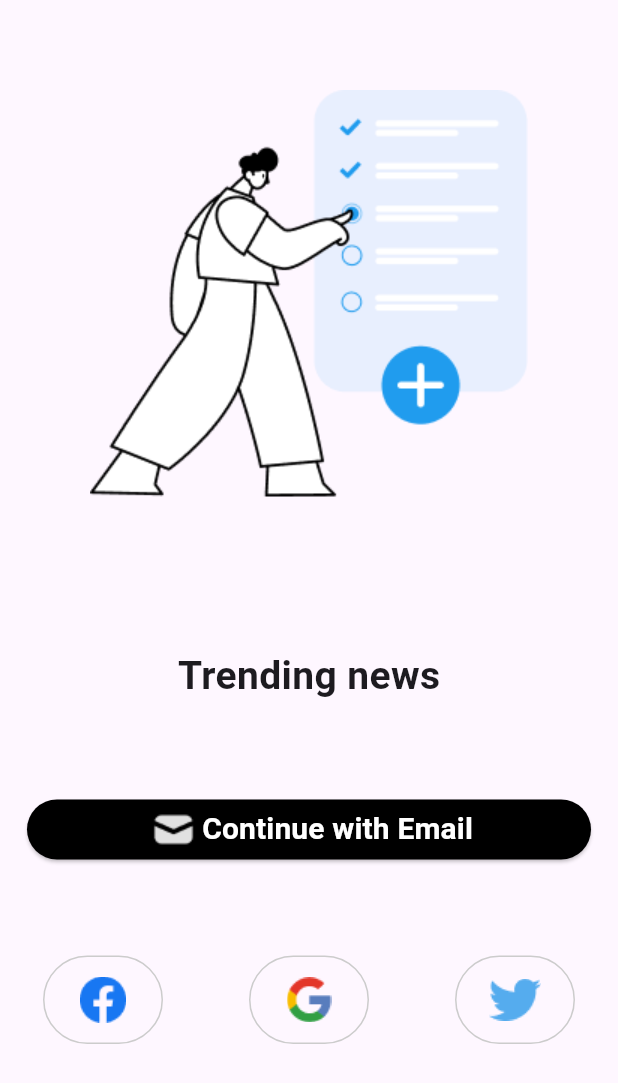
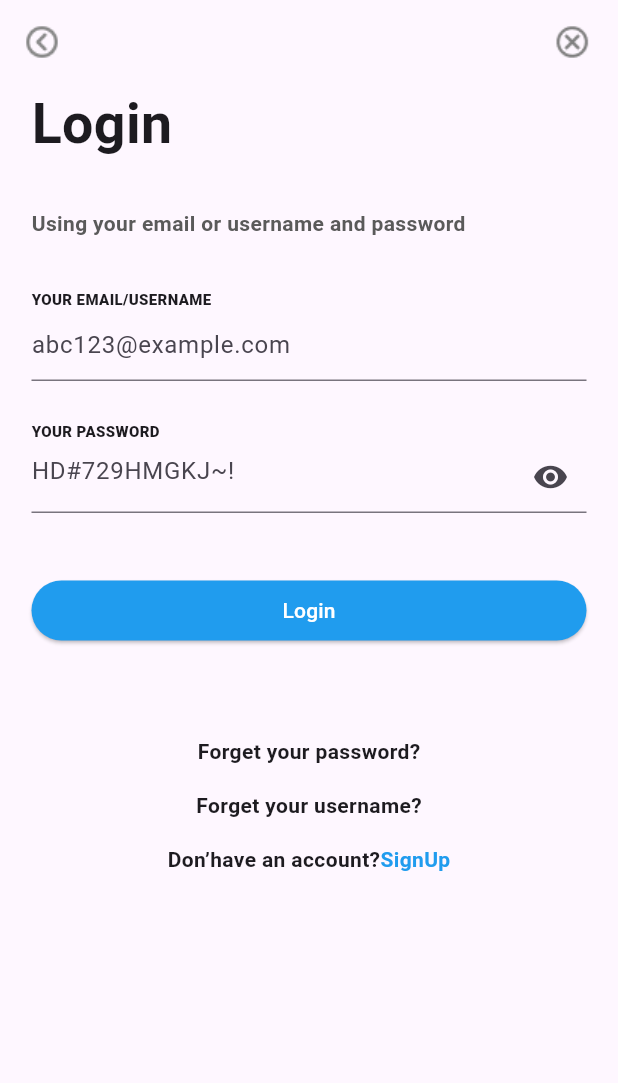
Before and after one commit to MuhammadAliKust/AmmarProject, a Flutter app: the screen it shows after launch, on a phone screen of 412 x 824 dp. Shown: the top 1083 px of the screen. Run offline on Flutter 3.47's test engine with Material 3 defaults, Android fonts, the phone set to English and light mode, and no system bars.

Commit message:
Login Screen Done

```diff
--- /dev/null
+++ b/lib/login_view.dart
@@ -0,0 +1,101 @@
+import 'package:flutter/material.dart';
+
+class LoginView extends StatelessWidget {
+  const LoginView({super.key});
+
+  @override
+  Widget build(BuildContext context) {
+    return Scaffold(
+      appBar: AppBar(
+        leading: Image.asset('assets/images/back.png'),
+        actions: [
+          Padding(
+            padding: const EdgeInsets.symmetric(horizontal: 18.0),
+            child: Image.asset('assets/images/cross.png'),
+          )
+        ],
+      ),
+      body: Padding(
+        padding: const EdgeInsets.symmetric(horizontal: 21.0),
+        child: Column(
+          crossAxisAlignment: CrossAxisAlignment.start,
+          children: [
+            Text(
+              "Login",
+              style: TextStyle(fontSize: 37, fontWeight: FontWeight.w700),
+            ),
+            SizedBox(height: 30,),
+            Text(
+              "Using your email or username and password",
+              style: TextStyle(
+                  fontSize: 14,
+                  fontWeight: FontWeight.w700,
+                  color: Color(0xff5A5A5A)),
+            ),
+            SizedBox(height: 33,),
+            Text(
+              "YOUR EMAIL/USERNAME",
+              style: TextStyle(fontWeight: FontWeight.w800, fontSize: 10),
+            ),
+            TextField(
+              decoration: InputDecoration(hintText: 'abc123@example.com'),
+            ),
+            SizedBox(height: 26,),
+            Text(
+              "YOUR PASSWORD",
+              style: TextStyle(fontWeight: FontWeight.w800, fontSize: 10),
+            ),
+            TextField(
+              decoration: InputDecoration(
+                  hintText: 'HD#729HMGKJ~!',
+                  suffixIcon: Icon(Icons.remove_red_eye)),
+            ),
+            SizedBox(height: 41,),
+            Container(
+              width: MediaQuery.of(context).size.width,
+              child: ElevatedButton(
+                  onPressed: () {},
+                  style: ElevatedButton.styleFrom(
+                      backgroundColor: Color(0xff209CEE)),
+                  child: Text(
+                    "Login",
+                    style: TextStyle(color: Colors.white),
+                  )),
+            ),
+            SizedBox(height: 60,),
+            Center(
+              child: Text(
+                "Forget your password?",
+                style: TextStyle(fontWeight: FontWeight.w700, fontSize: 14),
+              ),
+            ),
+            SizedBox(height: 16,),
+            Center(
+              child: Text(
+                "Forget your username?",
+                style: TextStyle(fontWeight: FontWeight.w700, fontSize: 14),
+              ),
+            ),
+            SizedBox(height: 16,),
+            Row(
+              mainAxisAlignment: MainAxisAlignment.center,
+              children: [
+                Text(
+                  "Don’have an account?",
+                  style: TextStyle(fontWeight: FontWeight.w700, fontSize: 14),
+                ),
+                Text(
+                  "SignUp",
+                  style: TextStyle(
+                      fontWeight: FontWeight.w700,
+                      fontSize: 14,
+                      color: Color(0xff209CEE)),
+                ),
+              ],
+            ),
+          ],
+        ),
+      ),
+    );
+  }
+}
--- a/lib/main.dart
+++ b/lib/main.dart
@@ -1,4 +1,5 @@
 import 'package:first_project/discover_daily_view.dart';
+import 'package:first_project/login_view.dart';
 import 'package:first_project/splash_view.dart';
 import 'package:first_project/ternding_news.dart';
 import 'package:flutter/material.dart';
@@ -13,7 +14,7 @@ class MyApp extends StatelessWidget {
   @override
   Widget build(BuildContext context) {
     return MaterialApp(
-      home:TrendingNewsView(),
+      home:LoginView(),
     );
   }
 }
```
Also changed, not shown: assets/images/back.png (added), assets/images/cross.png (added).
